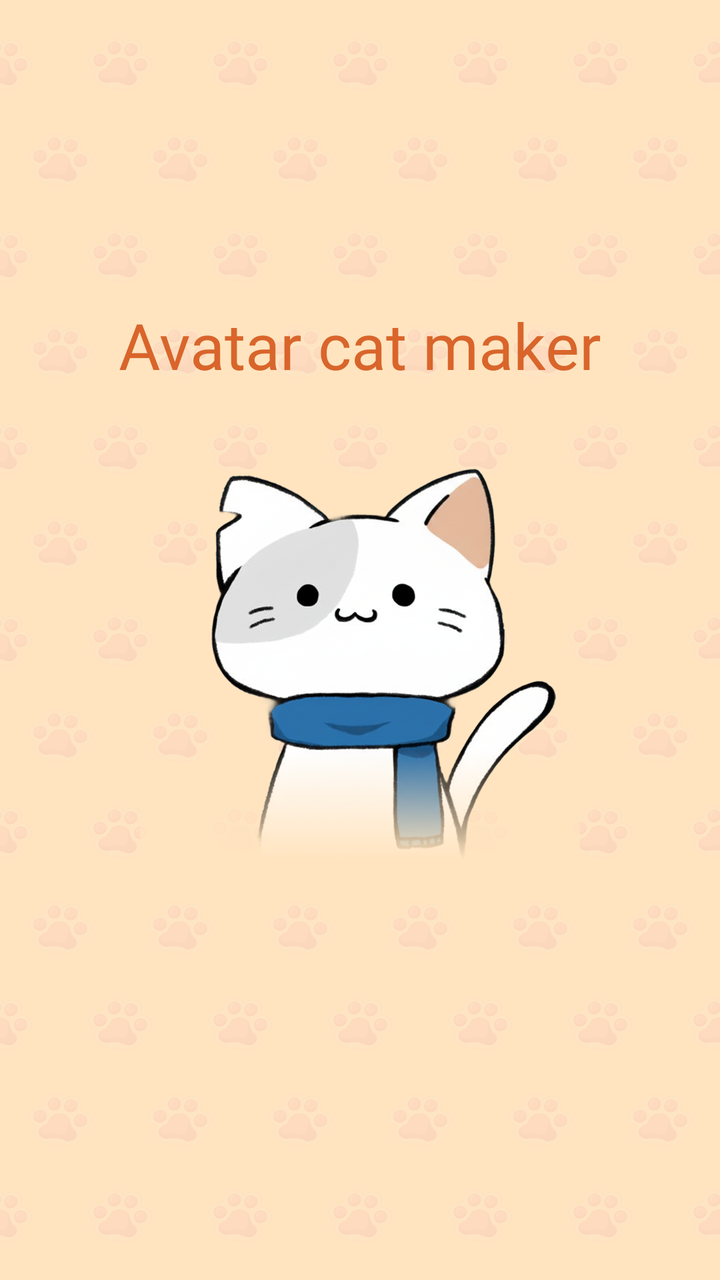
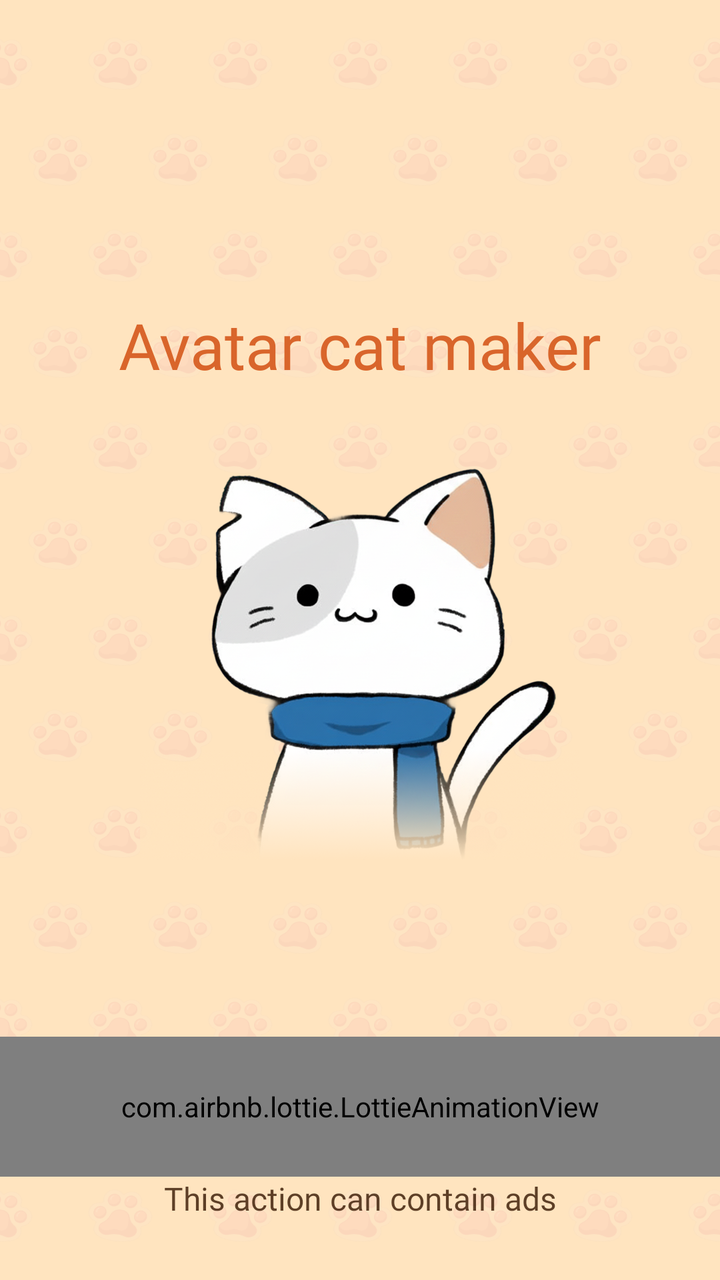

Before-and-after screenshots of an Android layout around one commit, followed by the original layout XML and the change that was made.
<!-- AndroidManifest.xml: application theme Base.Theme.BaseFragment -->
<!-- res/layout/activity_splash.xml -->
<?xml version="1.0" encoding="utf-8"?>
<androidx.constraintlayout.widget.ConstraintLayout xmlns:android="http://schemas.android.com/apk/res/android"
    xmlns:tools="http://schemas.android.com/tools"
    android:layout_width="match_parent"
    android:layout_height="match_parent"
    android:background="@drawable/img_bg_lang"
    xmlns:app="http://schemas.android.com/apk/res-auto"
    tools:context="com.anime.oc.characters.avatar.ui.onboarding.splash.SplashActivity">


    <TextView
        android:id="@+id/appCompatImageView4"
        android:layout_width="@dimen/dimension_0"
        android:layout_height="wrap_content"
        android:textColor="@color/app_color2"
        android:text="@string/app_name"
        android:textSize="@dimen/text_size_32"
        android:gravity="center"
        android:fontFamily="@font/finger_paint_regular"
        style="@style/single_marquee"
        app:layout_constraintVertical_bias="1"
        android:layout_marginBottom="@dimen/dimension_16"
        android:src="@drawable/img_title_splash"
        app:layout_constraintEnd_toEndOf="parent"
        app:layout_constraintStart_toStartOf="parent"
        app:layout_constraintBottom_toTopOf="@+id/imageAvatar"
        app:layout_constraintTop_toTopOf="parent" />
    <ImageView
        android:id="@+id/imageAvatar"
        android:layout_width="0dp"
        android:layout_height="0dp"
        android:layout_marginHorizontal="@dimen/dimension_70"
        app:layout_constraintBottom_toBottomOf="parent"
        app:layout_constraintDimensionRatio="1"
        app:layout_constraintEnd_toEndOf="parent"
        android:src="@drawable/image_splash"
        app:layout_constraintStart_toStartOf="parent"
        app:layout_constraintTop_toTopOf="parent"

    />



</androidx.constraintlayout.widget.ConstraintLayout>
<!-- resources referenced by this layout -->
<resources>
  <color name="app_color2">#D9652B</color>
  <dimen name="dimension_0">0dp</dimen>
  <dimen name="dimension_16">16dp</dimen>
  <dimen name="dimension_70">70dp</dimen>
  <dimen name="text_size_32">32sp</dimen>
  <!-- drawable image_splash: png bitmap (drawable, 500169 bytes) -->
  <!-- drawable img_bg_lang: png bitmap (drawable, 140299 bytes) -->
  <!-- drawable img_title_splash: png bitmap (drawable, 109560 bytes) -->
  <string name="app_name">Avatar cat maker</string>
  <style name="single_marquee">
          <item name="android:singleLine">true</item>
          <item name="android:ellipsize">marquee</item>
          <item name="android:marqueeRepeatLimit">marquee_forever</item>
          <item name="android:focusable">true</item>
          <item name="android:focusableInTouchMode">true</item>
          <item name="android:scrollHorizontally">true</item>
      </style>
  <style name="Base.Theme.BaseFragment" parent="Theme.Material3.DayNight.NoActionBar">
          
          
          <item name="android:windowTranslucentStatus">false</item>
          <item name="android:windowDrawsSystemBarBackgrounds">true</item>
          <item name="android:statusBarColor">@android:color/transparent</item>
          <item name="android:navigationBarColor">@android:color/transparent</item>
          <item name="android:windowSoftInputMode">adjustResize</item>
          <item name="android:windowBackground">@color/white</item>
          <item name="android:windowIsTranslucent">false</item>
          <item name="android:windowDisablePreview">true</item>
      </style>
  <color name="white">#FFFFFFFF</color>
</resources>

<!-- the commit's change to res/layout/activity_splash.xml (unified diff, before → after) -->
@@ -41,4 +41,25 @@
 
 
 
+    <com.airbnb.lottie.LottieAnimationView
+            android:id="@+id/animationView"
+            android:layout_width="@dimen/dimension_0"
+            android:layout_height="@dimen/dimension_70"
+            app:layout_constraintBottom_toTopOf="@+id/appCompatTextView2"
+            app:layout_constraintEnd_toEndOf="parent"
+            app:layout_constraintStart_toStartOf="parent"
+            app:lottie_autoPlay="true"
+            app:lottie_loop="true"
+            app:lottie_rawRes="@raw/lottie_splash" />
+    <androidx.appcompat.widget.AppCompatTextView
+            android:id="@+id/appCompatTextView2"
+            android:layout_width="match_parent"
+            android:layout_height="wrap_content"
+            android:layout_marginBottom="@dimen/dimension_30"
+            android:fontFamily="@font/roboto_regular"
+            android:gravity="center"
+            android:text="@string/this_action_may_contain_advertising"
+            android:textColor="@color/app_color11"
+            android:textSize="@dimen/text_size_16"
+            app:layout_constraintBottom_toBottomOf="parent" />
 </androidx.constraintlayout.widget.ConstraintLayout>
<!-- resource entries referenced after the edit -->
@@ -1,14 +1,18 @@
 <!-- resources referenced by this layout -->
 <resources>
+  <color name="app_color11">#CC341500</color>
   <color name="app_color2">#D9652B</color>
   <dimen name="dimension_0">0dp</dimen>
   <dimen name="dimension_16">16dp</dimen>
+  <dimen name="dimension_30">30dp</dimen>
   <dimen name="dimension_70">70dp</dimen>
+  <dimen name="text_size_16">16sp</dimen>
   <dimen name="text_size_32">32sp</dimen>
   <!-- drawable image_splash: png bitmap (drawable, 500169 bytes) -->
   <!-- drawable img_bg_lang: png bitmap (drawable, 140299 bytes) -->
   <!-- drawable img_title_splash: png bitmap (drawable, 109560 bytes) -->
   <string name="app_name">Avatar cat maker</string>
+  <string name="this_action_may_contain_advertising">This action can contain ads</string>
   <style name="single_marquee">
           <item name="android:singleLine">true</item>
           <item name="android:ellipsize">marquee</item>
